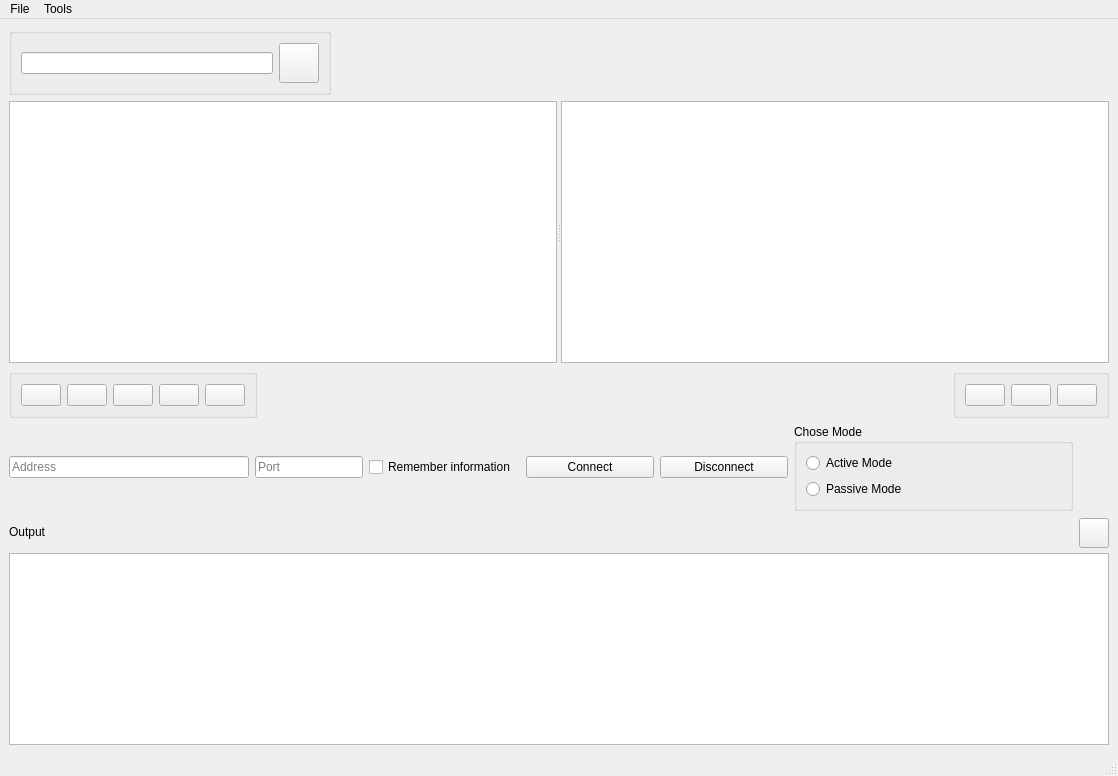
First picture: the form in mainwindow.ui, repository Hunter30012/FTPClient, before the edit.
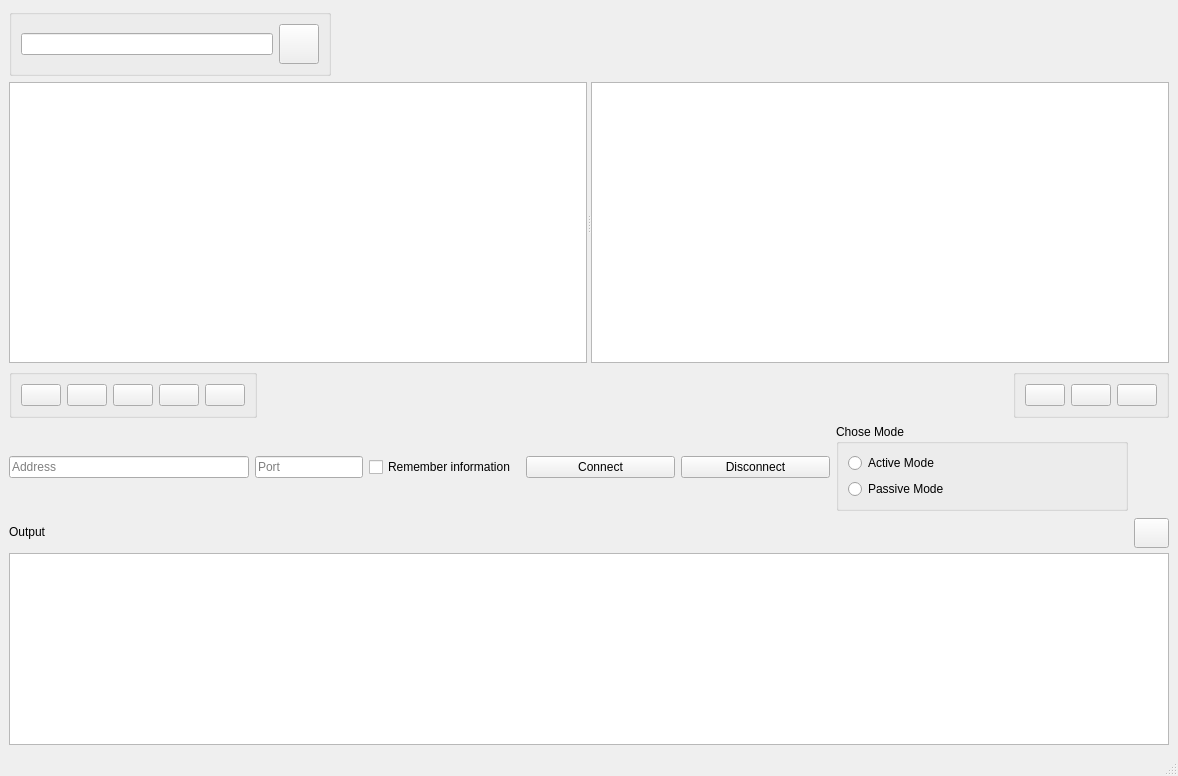
Second picture: the form after the edit. Icons and pictures are not drawn.

The edit to the form file:
```diff
--- a/mainwindow.ui
+++ b/mainwindow.ui
@@ -6,7 +6,7 @@
    <rect>
     <x>0</x>
     <y>0</y>
-    <width>1118</width>
+    <width>1178</width>
     <height>776</height>
    </rect>
   </property>
@@ -549,30 +549,6 @@
     </item>
    </layout>
   </widget>
-  <widget class="QMenuBar" name="menubar">
-   <property name="geometry">
-    <rect>
-     <x>0</x>
-     <y>0</y>
-     <width>1118</width>
-     <height>25</height>
-    </rect>
-   </property>
-   <widget class="QMenu" name="menuFile">
-    <property name="title">
-     <string>File</string>
-    </property>
-    <addaction name="actionExit"/>
-   </widget>
-   <widget class="QMenu" name="menuTools">
-    <property name="title">
-     <string>Tools</string>
-    </property>
-    <addaction name="actionOption"/>
-   </widget>
-   <addaction name="menuFile"/>
-   <addaction name="menuTools"/>
-  </widget>
   <widget class="QStatusBar" name="statusbar"/>
   <action name="actionExit">
    <property name="icon">
```
